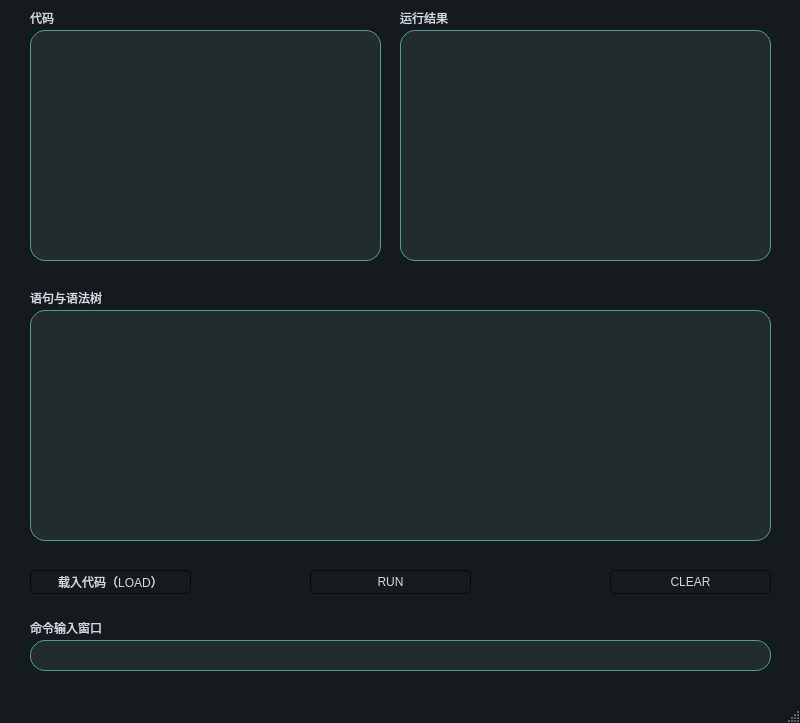
Old version of the form minibasic.ui in the repository linin00/minibasic.
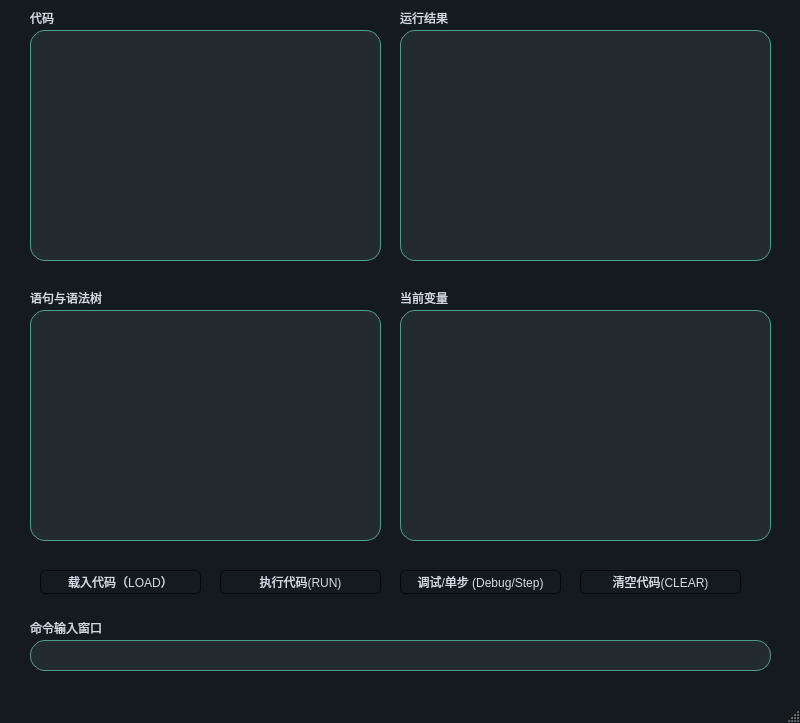
New version of the form.

Commit message: feat: 实现变量显示窗口、新增'调试/单步调试'按钮

Patch:
```diff
--- a/minibasic.ui
+++ b/minibasic.ui
@@ -599,7 +599,7 @@
    <widget class="QPushButton" name="LOAD">
     <property name="geometry">
      <rect>
-      <x>30</x>
+      <x>40</x>
       <y>570</y>
       <width>161</width>
       <height>24</height>
@@ -615,7 +615,7 @@
    <widget class="QPushButton" name="RUN">
     <property name="geometry">
      <rect>
-      <x>310</x>
+      <x>220</x>
       <y>570</y>
       <width>161</width>
       <height>24</height>
@@ -625,13 +625,13 @@
      <string notr="true">font: 9pt &quot;Aa卑微的我喜欢遥远的你 (非商业使用)&quot;;</string>
     </property>
     <property name="text">
-     <string>RUN</string>
+     <string>执行代码(RUN)</string>
     </property>
    </widget>
    <widget class="QPushButton" name="CLEAR">
     <property name="geometry">
      <rect>
-      <x>610</x>
+      <x>580</x>
       <y>570</y>
       <width>161</width>
       <height>24</height>
@@ -641,7 +641,7 @@
      <string notr="true">font: 9pt &quot;Aa卑微的我喜欢遥远的你 (非商业使用)&quot;;</string>
     </property>
     <property name="text">
-     <string>CLEAR</string>
+     <string>清空代码(CLEAR)</string>
     </property>
    </widget>
    <widget class="QLabel" name="label_4">
@@ -694,7 +694,7 @@
      <rect>
       <x>30</x>
       <y>310</y>
-      <width>741</width>
+      <width>351</width>
       <height>231</height>
      </rect>
     </property>
@@ -718,6 +718,54 @@
      <string notr="true">border-radius : 15px</string>
     </property>
    </widget>
+   <widget class="QTextBrowser" name="IDENT">
+    <property name="geometry">
+     <rect>
+      <x>400</x>
+      <y>310</y>
+      <width>371</width>
+      <height>231</height>
+     </rect>
+    </property>
+    <property name="styleSheet">
+     <string notr="true">border-radius: 15px</string>
+    </property>
+    <property name="frameShape">
+     <enum>QFrame::Box</enum>
+    </property>
+   </widget>
+   <widget class="QPushButton" name="Debug">
+    <property name="geometry">
+     <rect>
+      <x>400</x>
+      <y>570</y>
+      <width>161</width>
+      <height>24</height>
+     </rect>
+    </property>
+    <property name="styleSheet">
+     <string notr="true">font: 9pt &quot;Aa卑微的我喜欢遥远的你 (非商业使用)&quot;;</string>
+    </property>
+    <property name="text">
+     <string>调试/单步 (Debug/Step)</string>
+    </property>
+   </widget>
+   <widget class="QLabel" name="label_5">
+    <property name="geometry">
+     <rect>
+      <x>400</x>
+      <y>290</y>
+      <width>91</width>
+      <height>16</height>
+     </rect>
+    </property>
+    <property name="styleSheet">
+     <string notr="true">font: 9pt &quot;Aa卑微的我喜欢遥远的你 (非商业使用)&quot;;</string>
+    </property>
+    <property name="text">
+     <string>当前变量</string>
+    </property>
+   </widget>
   </widget>
   <widget class="QMenuBar" name="menubar">
    <property name="geometry">
```
The commit also changes 5 other files.
